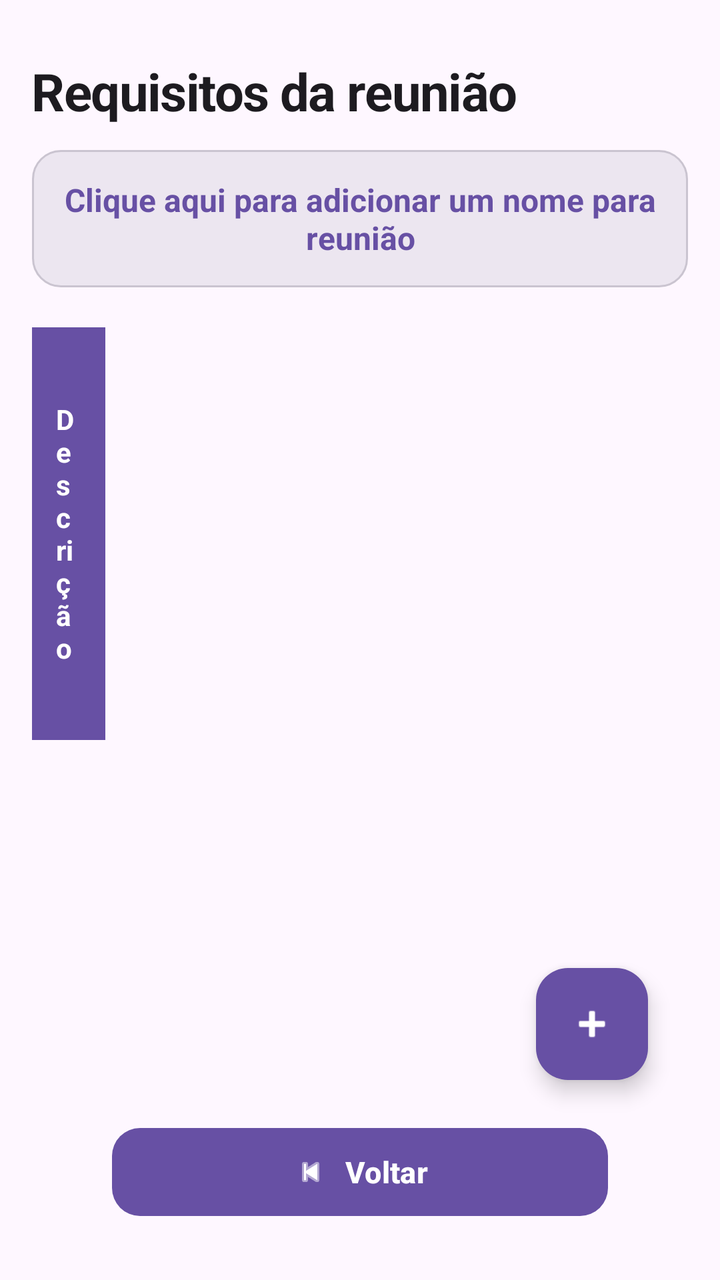
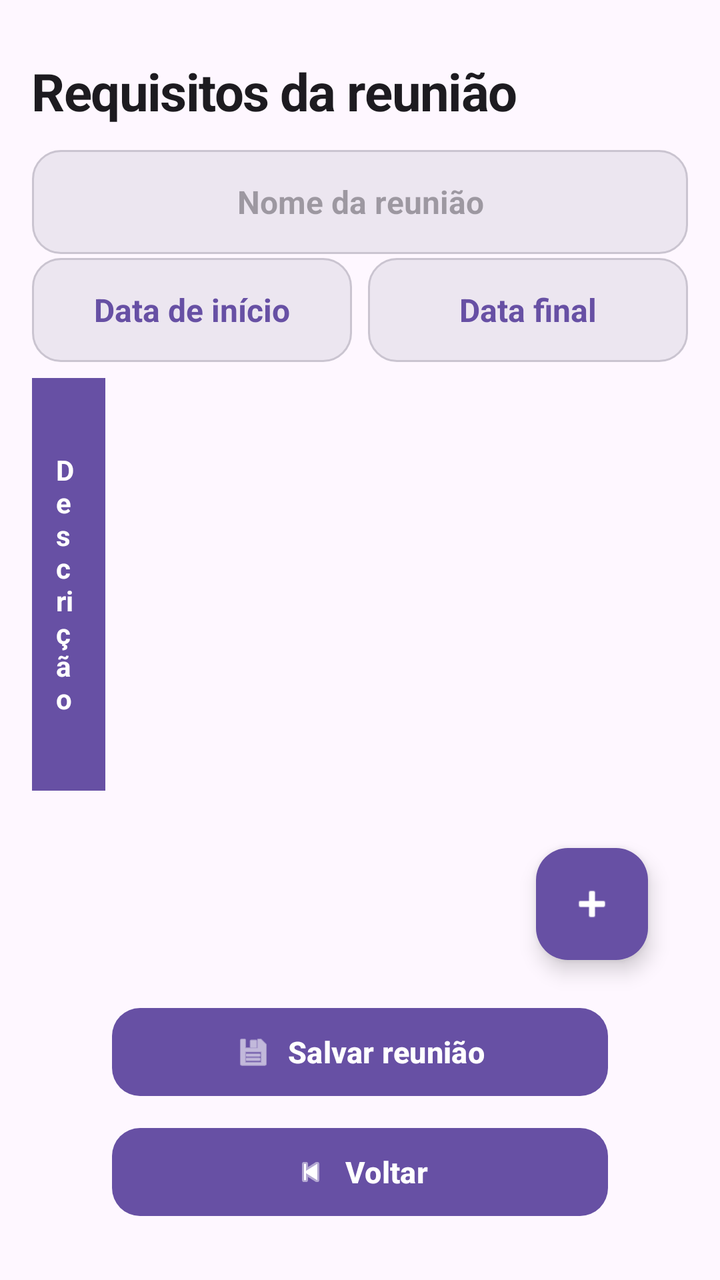

Two renders of the same Android screen: before a commit and after it. Below are the layout's source before the change and the commit's diff.
<!-- AndroidManifest.xml: application theme Theme.TaskManagER -->
<!-- res/layout/activity_requirements.xml -->
<?xml version="1.0" encoding="utf-8"?>
<androidx.constraintlayout.widget.ConstraintLayout
    xmlns:android="http://schemas.android.com/apk/res/android"
    xmlns:app="http://schemas.android.com/apk/res-auto"
    android:layout_width="match_parent"
    android:layout_height="match_parent"
    android:background="?attr/colorSurface"
    android:padding="16dp">

    
    <TextView
        android:id="@+id/tvRequirementsTitle"
        android:layout_width="0dp"
        android:layout_height="wrap_content"
        android:layout_marginTop="12dp"
        android:text="Requisitos da reunião"
        android:textSize="26sp"
        android:textStyle="bold"
        android:textColor="?attr/colorOnSurface"
        android:letterSpacing="-0.02"
        app:layout_constraintTop_toTopOf="parent"
        app:layout_constraintStart_toStartOf="parent"
        app:layout_constraintEnd_toEndOf="parent" />

    
    <TextView
        android:id="@+id/tvReunionName"
        android:layout_width="0dp"
        android:layout_height="wrap_content"
        android:layout_marginTop="12dp"
        android:padding="14dp"
        android:gravity="center"
        android:text="Clique aqui para adicionar um nome para reunião"
        android:textSize="16sp"
        android:textStyle="bold"
        android:textColor="?attr/colorPrimary"
        android:background="@drawable/bg_reunion_name"
        android:clickable="true"
        android:focusable="true"
        android:minHeight="52dp"
        app:layout_constraintTop_toBottomOf="@id/tvRequirementsTitle"
        app:layout_constraintStart_toStartOf="parent"
        app:layout_constraintEnd_toEndOf="parent" />

    
    <HorizontalScrollView
        android:id="@+id/hScrollRequirements"
        android:layout_width="0dp"
        android:layout_height="0dp"
        android:layout_marginTop="20dp"
        android:layout_marginBottom="12dp"
        android:fillViewport="false"
        android:scrollbars="horizontal"
        android:clipToPadding="false"
        app:layout_constraintTop_toBottomOf="@id/tvReunionName"
        app:layout_constraintBottom_toTopOf="@id/btnReturn"
        app:layout_constraintStart_toStartOf="parent"
        app:layout_constraintEnd_toEndOf="parent">

        <ScrollView
            android:layout_width="wrap_content"
            android:layout_height="match_parent"
            android:fillViewport="false"
            android:scrollbars="vertical">

            <TableLayout
                android:id="@+id/tableRequirements"
                android:layout_width="wrap_content"
                android:layout_height="wrap_content"
                android:background="?attr/colorSurfaceContainerLow"
                android:shrinkColumns="*"
                android:stretchColumns="*">

                
                <TableRow
                    android:layout_width="wrap_content"
                    android:layout_height="wrap_content"
                    android:background="?attr/colorPrimary"
                    android:gravity="center_vertical">

                    <TextView
                        android:layout_width="172dp"
                        android:layout_height="match_parent"
                        android:gravity="center_vertical"
                        android:padding="12dp"
                        android:text="Descrição"
                        android:textColor="?attr/colorOnPrimary"
                        android:textSize="14sp"
                        android:textStyle="bold" />

                    <TextView
                        android:layout_width="136dp"
                        android:layout_height="match_parent"
                        android:gravity="center_vertical"
                        android:padding="12dp"
                        android:text="Tipo"
                        android:textColor="?attr/colorOnPrimary"
                        android:textSize="14sp"
                        android:textStyle="bold" />

                    <TextView
                        android:layout_width="125dp"
                        android:layout_height="match_parent"
                        android:gravity="center_vertical"
                        android:padding="12dp"
                        android:text="Importância"
                        android:textColor="?attr/colorOnPrimary"
                        android:textSize="14sp"
                        android:textStyle="bold" />

                    <TextView
                        android:layout_width="122dp"
                        android:layout_height="match_parent"
                        android:gravity="center_vertical"
                        android:padding="12dp"
                        android:text="Dificuldade"
                        android:textColor="?attr/colorOnPrimary"
                        android:textSize="14sp"
                        android:textStyle="bold" />

                    <TextView
                        android:layout_width="132dp"
                        android:layout_height="match_parent"
                        android:gravity="center_vertical"
                        android:padding="12dp"
                        android:text="Tempo (h)"
                        android:textColor="?attr/colorOnPrimary"
                        android:textSize="14sp"
                        android:textStyle="bold" />

                    <TextView
                        android:layout_width="140dp"
                        android:layout_height="match_parent"
                        android:gravity="center"
                        android:padding="12dp"
                        android:text="Ações"
                        android:textColor="?attr/colorOnPrimary"
                        android:textSize="14sp"
                        android:textStyle="bold" />

                </TableRow>

            </TableLayout>

        </ScrollView>

    </HorizontalScrollView>

    
    <com.google.android.material.floatingactionbutton.FloatingActionButton
        android:id="@+id/fabAddRequirement"
        android:layout_width="wrap_content"
        android:layout_height="wrap_content"
        android:layout_margin="20dp"
        android:contentDescription="Adicionar requisito"
        android:elevation="6dp"
        app:backgroundTint="?attr/colorPrimary"
        app:tint="?attr/colorOnPrimary"
        app:srcCompat="@android:drawable/ic_input_add"
        app:layout_constraintBottom_toTopOf="@id/btnReturn"
        app:layout_constraintEnd_toEndOf="parent" />

    
    <com.google.android.material.button.MaterialButton
        android:id="@+id/btnReturn"
        android:layout_width="0dp"
        android:layout_height="wrap_content"
        android:layout_marginStart="40dp"
        android:layout_marginEnd="40dp"
        android:layout_marginBottom="12dp"
        android:minHeight="52dp"
        android:text="Voltar"
        android:textSize="15sp"
        android:textStyle="bold"
        app:cornerRadius="14dp"
        app:icon="@android:drawable/ic_media_previous"
        app:iconGravity="textStart"
        app:layout_constraintBottom_toBottomOf="parent"
        app:layout_constraintStart_toStartOf="parent"
        app:layout_constraintEnd_toEndOf="parent" />

</androidx.constraintlayout.widget.ConstraintLayout>
<!-- resources referenced by this layout -->
<resources>
  <!-- drawable bg_reunion_name (drawable) -->
  <?xml version="1.0" encoding="utf-8"?>
  <shape xmlns:android="http://schemas.android.com/apk/res/android">
      <solid android:color="?attr/colorSurfaceContainerHigh" />
      <corners android:radius="14dp" />
      <stroke
          android:width="1dp"
          android:color="?attr/colorOutlineVariant" />
      <padding
          android:left="8dp"
          android:top="4dp"
          android:right="8dp"
          android:bottom="4dp" />
  </shape>
  <style name="Theme.TaskManagER" parent="Base.Theme.TaskManagER" />
  <style name="Base.Theme.TaskManagER" parent="Theme.Material3.DayNight.NoActionBar">
          
          
      </style>
</resources>

<!-- the commit's change to res/layout/activity_requirements.xml (unified diff, before → after) -->
@@ -2,6 +2,7 @@
 <androidx.constraintlayout.widget.ConstraintLayout
     xmlns:android="http://schemas.android.com/apk/res/android"
     xmlns:app="http://schemas.android.com/apk/res-auto"
+    xmlns:tools="http://schemas.android.com/tools"
     android:layout_width="match_parent"
     android:layout_height="match_parent"
     android:background="?attr/colorSurface"
@@ -23,39 +24,78 @@
         app:layout_constraintEnd_toEndOf="parent" />
 
     
-    <TextView
-        android:id="@+id/tvReunionName"
+    <EditText
+        android:id="@+id/etReunionName"
         android:layout_width="0dp"
         android:layout_height="wrap_content"
         android:layout_marginTop="12dp"
         android:padding="14dp"
         android:gravity="center"
-        android:text="Clique aqui para adicionar um nome para reunião"
+        android:hint="Nome da reunião"
+        android:inputType="textCapSentences"
+        android:singleLine="true"
         android:textSize="16sp"
         android:textStyle="bold"
         android:textColor="?attr/colorPrimary"
+        android:background="@drawable/bg_reunion_name"
+        android:minHeight="52dp"
+        app:layout_constraintTop_toBottomOf="@id/tvRequirementsTitle"
+        app:layout_constraintStart_toStartOf="parent"
+        app:layout_constraintEnd_toEndOf="parent" />
+
+    <TextView
+        android:id="@+id/tvStartDate"
+        android:layout_width="0dp"
+        android:layout_height="52dp"
+        android:layout_marginTop="2dp"
         android:background="@drawable/bg_reunion_name"
         android:clickable="true"
         android:focusable="true"
-        android:minHeight="52dp"
-        app:layout_constraintTop_toBottomOf="@id/tvRequirementsTitle"
-        app:layout_constraintStart_toStartOf="parent"
-        app:layout_constraintEnd_toEndOf="parent" />
+        android:gravity="center"
+        android:minHeight="52dp"
+        android:padding="14dp"
+        android:text="Data de início"
+        android:textColor="?attr/colorPrimary"
+        android:textSize="16sp"
+        android:textStyle="bold"
+        app:layout_constraintStart_toStartOf="parent"
+        app:layout_constraintEnd_toStartOf="@id/tvEndDate"
+        app:layout_constraintTop_toBottomOf="@id/etReunionName" />
+
+    <TextView
+        android:id="@+id/tvEndDate"
+        android:layout_width="0dp"
+        android:layout_height="52dp"
+        android:layout_marginStart="8dp"
+        android:layout_marginTop="2dp"
+        android:background="@drawable/bg_reunion_name"
+        android:clickable="true"
+        android:focusable="true"
+        android:gravity="center"
+        android:minHeight="52dp"
+        android:padding="14dp"
+        android:text="Data final"
+        android:textColor="?attr/colorPrimary"
+        android:textSize="16sp"
+        android:textStyle="bold"
+        app:layout_constraintStart_toEndOf="@id/tvStartDate"
+        app:layout_constraintEnd_toEndOf="parent"
+        app:layout_constraintTop_toBottomOf="@id/etReunionName" />
 
     
     <HorizontalScrollView
         android:id="@+id/hScrollRequirements"
         android:layout_width="0dp"
         android:layout_height="0dp"
-        android:layout_marginTop="20dp"
+        android:layout_marginTop="8dp"
         android:layout_marginBottom="12dp"
+        android:clipToPadding="false"
         android:fillViewport="false"
         android:scrollbars="horizontal"
-        android:clipToPadding="false"
-        app:layout_constraintTop_toBottomOf="@id/tvReunionName"
-        app:layout_constraintBottom_toTopOf="@id/btnReturn"
-        app:layout_constraintStart_toStartOf="parent"
-        app:layout_constraintEnd_toEndOf="parent">
+        app:layout_constraintBottom_toTopOf="@id/btnSaveReunion"
+        app:layout_constraintEnd_toEndOf="parent"
+        app:layout_constraintStart_toStartOf="parent"
+        app:layout_constraintTop_toBottomOf="@+id/tvStartDate">
 
         <ScrollView
             android:layout_width="wrap_content"
@@ -157,7 +197,25 @@
         app:backgroundTint="?attr/colorPrimary"
         app:tint="?attr/colorOnPrimary"
         app:srcCompat="@android:drawable/ic_input_add"
+        app:layout_constraintBottom_toTopOf="@id/btnSaveReunion"
+        app:layout_constraintEnd_toEndOf="parent" />
+
+    <com.google.android.material.button.MaterialButton
+        android:id="@+id/btnSaveReunion"
+        android:layout_width="0dp"
+        android:layout_height="wrap_content"
+        android:layout_marginStart="40dp"
+        android:layout_marginEnd="40dp"
+        android:layout_marginBottom="8dp"
+        android:minHeight="52dp"
+        android:text="Salvar reunião"
+        android:textSize="15sp"
+        android:textStyle="bold"
+        app:cornerRadius="14dp"
+        app:icon="@android:drawable/ic_menu_save"
+        app:iconGravity="textStart"
         app:layout_constraintBottom_toTopOf="@id/btnReturn"
+        app:layout_constraintStart_toStartOf="parent"
         app:layout_constraintEnd_toEndOf="parent" />
 
     
